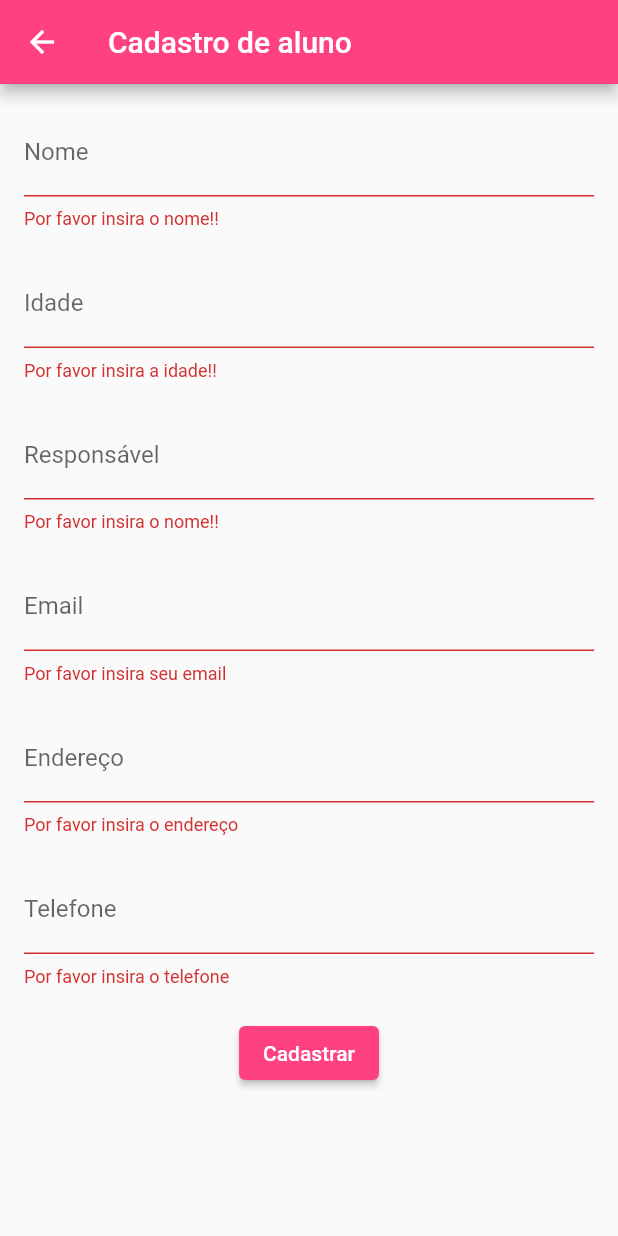
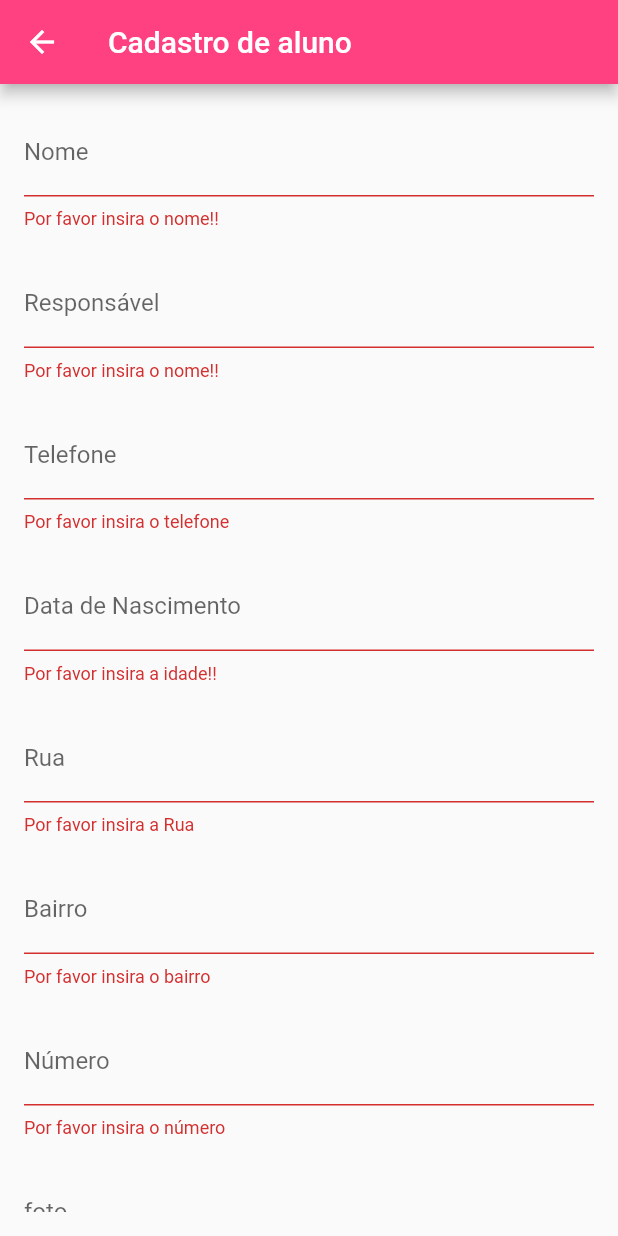
Before and after one commit to EricksonDutra/AprendendoBrincando, a Flutter app: the AddAlunosPage screen opened directly, after a tap on "Cadastrar", on a phone screen of 412 x 824 dp. Run offline on Flutter 3.47's test engine with Material 2 defaults, Android fonts, the light colour scheme and no system bars; missing offline and left inert: flutter_sequence_animation; network calls fail.

Commit message:
add formulário

```diff
--- a/lib/pages/add_alunos_page.dart
+++ b/lib/pages/add_alunos_page.dart
@@ -1,4 +1,10 @@
+import 'dart:math';
+
+import 'package:espaco_infantil/models/aluno.dart';
+import 'package:espaco_infantil/models/endereco.dart';
+import 'package:espaco_infantil/repositories/alunos_repository.dart';
 import 'package:flutter/material.dart';
+import 'package:provider/provider.dart';
 
 class AddAlunosPage extends StatefulWidget {
   const AddAlunosPage({super.key});
@@ -9,10 +15,33 @@ class AddAlunosPage extends StatefulWidget {
 
 class _AddAlunosPageState extends State<AddAlunosPage> {
   final _formKey = GlobalKey<FormState>();
+  final _formData = Map<String, Object>;
+
   String _name = '';
-  int _age = 0;
-  String _email = '';
+  String _respon = '';
   String _phone = '';
+  String _age = '';
+  final String _matricula = '';
+  String _rua = '';
+  String _bairro = '';
+  String _numero = '';
+  String _foto = '';
+
+  void _submitForm() {
+    _formKey.currentState?.save();
+    final newAluno = Aluno(
+      matricula: Random().nextDouble().toString(),
+      nome: _name,
+      dataNascimento: _age,
+      responsavel: _respon,
+      telefone: _phone,
+      foto: _foto,
+      endereco: Endereco(rua: _rua, bairro: _bairro, numero: _numero),
+    );
+
+    Provider.of<AlunosRepository>(context, listen: false).addAluno(newAluno);
+    Navigator.of(context).pop();
+  }
 
   @override
   Widget build(BuildContext context) {
@@ -25,10 +54,11 @@ class _AddAlunosPageState extends State<AddAlunosPage> {
         padding: const EdgeInsets.all(16.0),
         child: Form(
           key: _formKey,
-          child: Column(
+          child: ListView(
             children: [
               TextFormField(
                 decoration: const InputDecoration(labelText: 'Nome'),
+                textInputAction: TextInputAction.next,
                 validator: (value) {
                   if (value!.isEmpty) {
                     return 'Por favor insira o nome!!';
@@ -41,23 +71,8 @@ class _AddAlunosPageState extends State<AddAlunosPage> {
               ),
               const SizedBox(height: 20),
               TextFormField(
-                decoration: const InputDecoration(labelText: 'Idade'),
-                validator: (value) {
-                  if (value!.isEmpty) {
-                    return 'Por favor insira a idade!!';
-                  }
-                  if (int.tryParse(value) == null) {
-                    return 'Por favor insira um numero válido';
-                  }
-                  return null;
-                },
-                onSaved: (value) {
-                  _age = int.parse(value!);
-                },
-              ),
-              const SizedBox(height: 20),
-              TextFormField(
                 decoration: const InputDecoration(labelText: 'Responsável'),
+                textInputAction: TextInputAction.next,
                 validator: (value) {
                   if (value!.isEmpty) {
                     return 'Por favor insira o nome!!';
@@ -65,41 +80,13 @@ class _AddAlunosPageState extends State<AddAlunosPage> {
                   return null;
                 },
                 onSaved: (value) {
-                  _name = value!;
-                },
-              ),
-              const SizedBox(height: 20),
-              TextFormField(
-                decoration: const InputDecoration(labelText: 'Email'),
-                validator: (value) {
-                  if (value!.isEmpty) {
-                    return 'Por favor insira seu email';
-                  }
-                  if (!value.contains('@')) {
-                    return 'Por favor insira um email válido';
-                  }
-                  return null;
-                },
-                onSaved: (value) {
-                  _email = value!;
-                },
-              ),
-              const SizedBox(height: 20),
-              TextFormField(
-                decoration: const InputDecoration(labelText: 'Endereço'),
-                validator: (value) {
-                  if (value!.isEmpty) {
-                    return 'Por favor insira o endereço';
-                  }
-                  return null;
-                },
-                onSaved: (value) {
-                  _name = value!;
+                  _respon = value!;
                 },
               ),
               const SizedBox(height: 20),
               TextFormField(
                 decoration: const InputDecoration(labelText: 'Telefone'),
+                keyboardType: TextInputType.phone,
                 validator: (value) {
                   if (value!.isEmpty) {
                     return 'Por favor insira o telefone';
@@ -114,6 +101,82 @@ class _AddAlunosPageState extends State<AddAlunosPage> {
                 },
               ),
               const SizedBox(height: 20),
+              TextFormField(
+                decoration:
+                    const InputDecoration(labelText: 'Data de Nascimento'),
+                textInputAction: TextInputAction.next,
+                keyboardType: TextInputType.datetime,
+                validator: (value) {
+                  if (value!.isEmpty) {
+                    return 'Por favor insira a idade!!';
+                  }
+                  if (int.tryParse(value) == null) {
+                    return 'Por favor insira um numero válido';
+                  }
+                  return null;
+                },
+                onSaved: (value) {
+                  _age = value!;
+                },
+              ),
+              const SizedBox(height: 20),
+              TextFormField(
+                decoration: const InputDecoration(labelText: 'Rua'),
+                textInputAction: TextInputAction.next,
+                validator: (value) {
+                  if (value!.isEmpty) {
+                    return 'Por favor insira a Rua';
+                  }
+                  return null;
+                },
+                onSaved: (value) {
+                  _rua = value!;
+                },
+              ),
+              const SizedBox(height: 20),
+              TextFormField(
+                decoration: const InputDecoration(labelText: 'Bairro'),
+                textInputAction: TextInputAction.next,
+                validator: (value) {
+                  if (value!.isEmpty) {
+                    return 'Por favor insira o bairro';
+                  }
+                  return null;
+                },
+                onSaved: (value) {
+                  _bairro = value!;
+                },
+              ),
+              const SizedBox(height: 20),
+              TextFormField(
+                decoration: const InputDecoration(labelText: 'Número'),
+                keyboardType: TextInputType.number,
+                textInputAction: TextInputAction.next,
+                validator: (value) {
+                  if (value!.isEmpty) {
+                    return 'Por favor insira o número';
+                  }
+                  return null;
+                },
+                onSaved: (value) {
+                  _numero = value!;
+                },
+              ),
+              const SizedBox(height: 20),
+              TextFormField(
+                decoration: const InputDecoration(labelText: 'foto'),
+                validator: (value) {
+                  if (value!.isEmpty) {
+                    return 'Por favor insira a  url';
+                  }
+
+                  return null;
+                },
+                onSaved: (value) {
+                  _foto = value!;
+                },
+              ),
+              const SizedBox(height: 20),
               ElevatedButton(
                 style: ButtonStyle(
                     backgroundColor:
@@ -121,11 +184,7 @@ class _AddAlunosPageState extends State<AddAlunosPage> {
                 onPressed: () {
                   if (_formKey.currentState!.validate()) {
                     _formKey.currentState!.save();
-                    //TODO: DELETE - Do something with the form data
-                    print('Name: $_name');
-                    print('Age: $_age');
-                    print('Email: $_email');
-                    print('Email: $_phone');
+                    _submitForm();
                   }
                 },
                 child: const Text('Cadastrar'),
```
Also changed, not shown: lib/pages/alunos_page.dart (+28 -8 lines).
